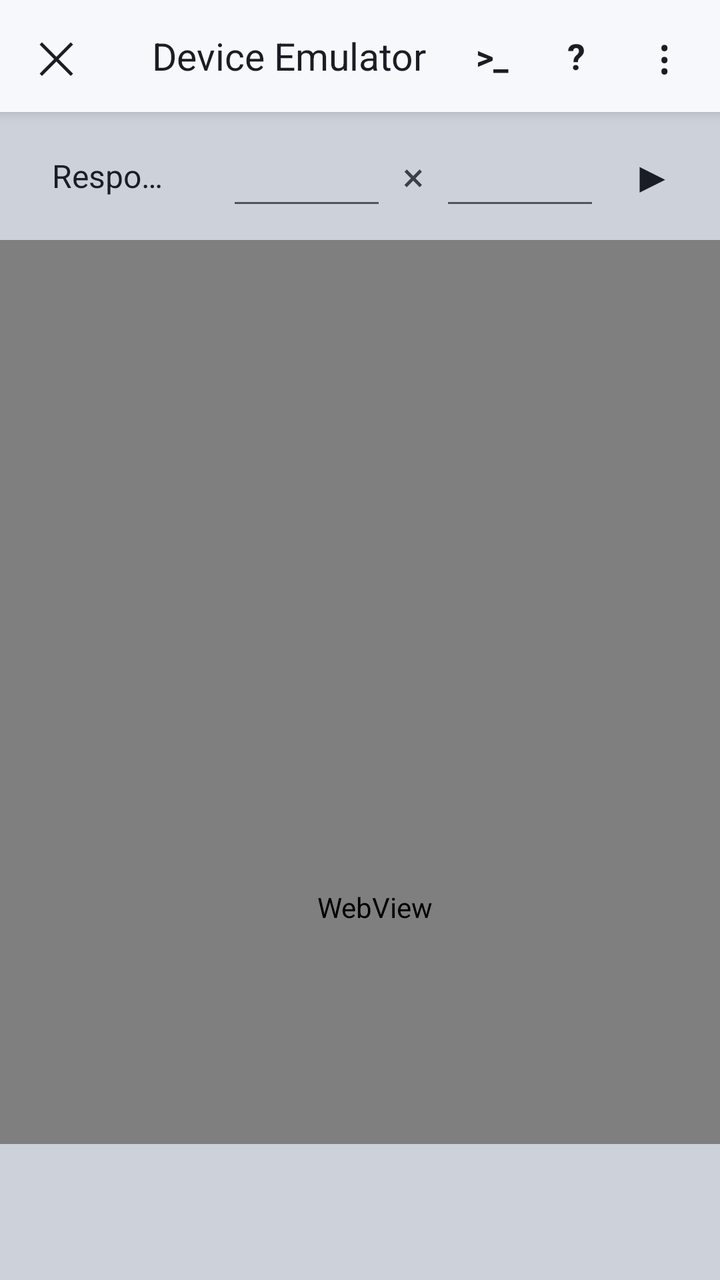
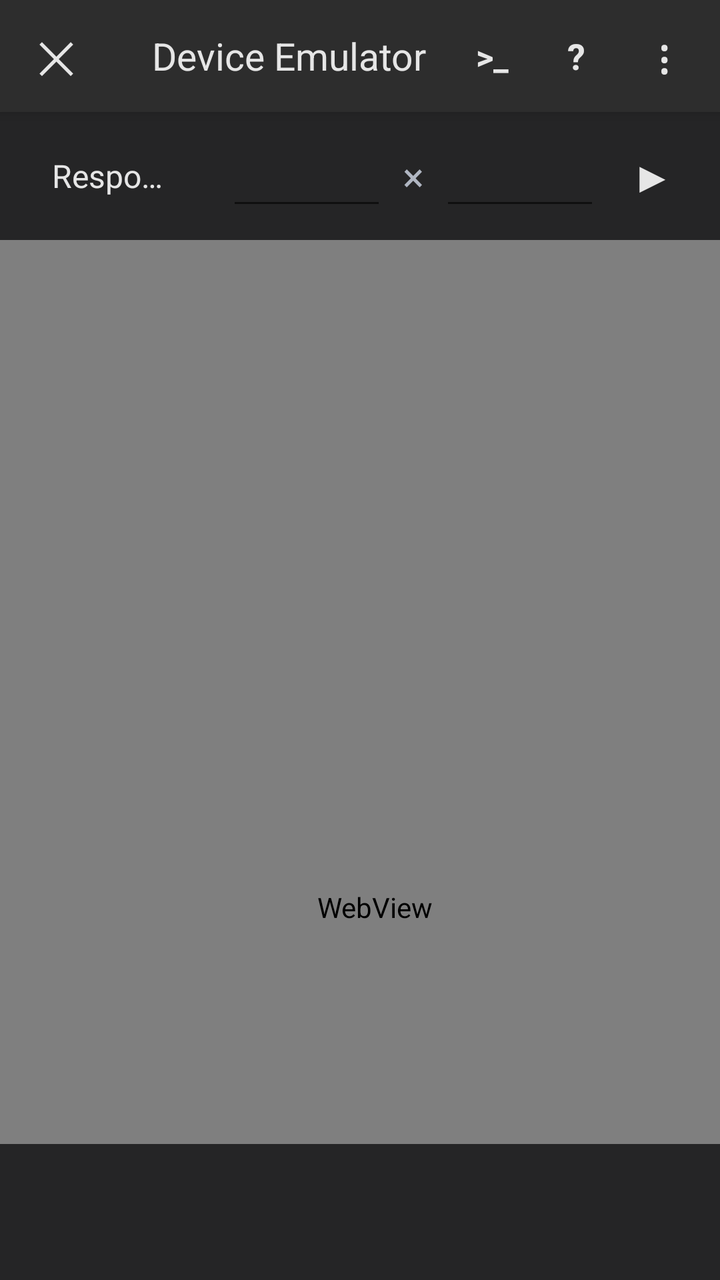

Two renders of the same Android screen: before a commit and after it. Below are the layout's source before the change and the commit's diff.
<!-- AndroidManifest.xml: application theme Theme.AppCompat.DayNight.NoActionBar -->
<!-- res/layout/activity_device_emulator.xml -->
<?xml version="1.0" encoding="utf-8"?>
<LinearLayout xmlns:android="http://schemas.android.com/apk/res/android"
    android:layout_width="match_parent"
    android:layout_height="match_parent"
    android:orientation="vertical"
    android:background="#E3E3E3">

    
    <LinearLayout
        android:layout_width="match_parent"
        android:layout_height="56dp"
        android:orientation="horizontal"
        android:gravity="center_vertical"
        android:background="#F7F8FC"
        android:elevation="4dp"
        android:paddingStart="4dp"
        android:paddingEnd="4dp">

        <TextView
            android:id="@+id/emuClose"
            android:layout_width="48dp"
            android:layout_height="48dp"
            android:gravity="center"
            android:text="✕"
            android:textColor="#1A1D24"
            android:textSize="22sp"/>

        <TextView
            android:layout_width="0dp"
            android:layout_height="wrap_content"
            android:layout_weight="1"
            android:paddingStart="24dp"
            android:singleLine="true"
            android:text="Device Emulator"
            android:textColor="#1A1D24"
            android:textSize="19sp"/>

        <TextView
            android:id="@+id/emuConsoleBtn"
            android:layout_width="44dp"
            android:layout_height="44dp"
            android:gravity="center"
            android:text=">_"
            android:textColor="#1A1D24"
            android:textSize="17sp"
            android:textStyle="bold"/>

        <TextView
            android:id="@+id/emuHelp"
            android:layout_width="40dp"
            android:layout_height="40dp"
            android:gravity="center"
            android:text="?"
            android:textColor="#1A1D24"
            android:textSize="18sp"
            android:textStyle="bold"/>

        <TextView
            android:id="@+id/emuMore"
            android:layout_width="48dp"
            android:layout_height="48dp"
            android:gravity="center"
            android:text="⋮"
            android:textColor="#1A1D24"
            android:textSize="24sp"/>
    </LinearLayout>

    
    <LinearLayout
        android:layout_width="match_parent"
        android:layout_height="64dp"
        android:orientation="horizontal"
        android:gravity="center_vertical"
        android:background="#CDD2DA"
        android:paddingStart="12dp"
        android:paddingEnd="8dp">

        <TextView
            android:id="@+id/emuDevice"
            android:layout_width="0dp"
            android:layout_height="44dp"
            android:layout_weight="1"
            android:gravity="center_vertical"
            android:paddingStart="14dp"
            android:paddingEnd="14dp"
            android:singleLine="true"
            android:ellipsize="end"
            android:text="Responsive ▾"
            android:textColor="#1A1D24"
            android:textSize="16sp"/>

        <EditText
            android:id="@+id/emuWidth"
            android:layout_width="80dp"
            android:layout_height="44dp"
            android:layout_marginStart="12dp"
            android:gravity="center"
            android:inputType="number"
            android:imeOptions="actionDone"
            android:singleLine="true"
            android:selectAllOnFocus="true"
            android:textColor="#1A1D24"
            android:textSize="17sp"/>

        <TextView
            android:layout_width="wrap_content"
            android:layout_height="wrap_content"
            android:paddingStart="8dp"
            android:paddingEnd="8dp"
            android:text="×"
            android:textColor="#3A3F4A"
            android:textSize="20sp"/>

        <EditText
            android:id="@+id/emuHeight"
            android:layout_width="80dp"
            android:layout_height="44dp"
            android:gravity="center"
            android:inputType="number"
            android:imeOptions="actionDone"
            android:singleLine="true"
            android:selectAllOnFocus="true"
            android:textColor="#1A1D24"
            android:textSize="17sp"/>

        <TextView
            android:id="@+id/emuApply"
            android:layout_width="52dp"
            android:layout_height="48dp"
            android:gravity="center"
            android:text="▶"
            android:textColor="#1A1D24"
            android:textSize="22sp"/>
    </LinearLayout>

    
    <FrameLayout
        android:id="@+id/emuStage"
        android:layout_width="match_parent"
        android:layout_height="0dp"
        android:layout_weight="1"
        android:background="#E3E3E3">

        <FrameLayout
            android:id="@+id/emuFrame"
            android:layout_width="375dp"
            android:layout_height="667dp"
            android:background="#FFFFFF"
            android:elevation="6dp">

            <WebView
                android:id="@+id/emuWebView"
                android:layout_width="match_parent"
                android:layout_height="match_parent"/>
        </FrameLayout>

        
        <LinearLayout
            android:id="@+id/emuHandleRight"
            android:layout_width="26dp"
            android:layout_height="72dp"
            android:orientation="horizontal"
            android:gravity="center">

            <View
                android:layout_width="3dp"
                android:layout_height="48dp"
                android:background="#4B5563"/>

            <View
                android:layout_width="3dp"
                android:layout_height="48dp"
                android:layout_marginStart="5dp"
                android:background="#4B5563"/>
        </LinearLayout>

        
        <LinearLayout
            android:id="@+id/emuHandleBottom"
            android:layout_width="72dp"
            android:layout_height="26dp"
            android:orientation="vertical"
            android:gravity="center">

            <View
                android:layout_width="48dp"
                android:layout_height="3dp"
                android:background="#4B5563"/>

            <View
                android:layout_width="48dp"
                android:layout_height="3dp"
                android:layout_marginTop="5dp"
                android:background="#4B5563"/>
        </LinearLayout>
    </FrameLayout>

    
    <LinearLayout
        android:id="@+id/emuConsolePanel"
        android:layout_width="match_parent"
        android:layout_height="220dp"
        android:orientation="vertical"
        android:background="#1E1E1E"
        android:visibility="gone">

        <LinearLayout
            android:layout_width="match_parent"
            android:layout_height="36dp"
            android:orientation="horizontal"
            android:gravity="center_vertical"
            android:background="#252526">

            <TextView
                android:layout_width="0dp"
                android:layout_height="wrap_content"
                android:layout_weight="1"
                android:paddingStart="12dp"
                android:text="CONSOLE"
                android:textColor="#CCCCCC"
                android:textSize="12sp"/>

            <TextView
                android:id="@+id/emuConsoleCopy"
                android:layout_width="wrap_content"
                android:layout_height="match_parent"
                android:paddingStart="12dp"
                android:paddingEnd="12dp"
                android:text="COPY"
                android:textColor="#2196F3"
                android:textSize="11sp"
                android:gravity="center"/>

            <TextView
                android:id="@+id/emuConsoleClear"
                android:layout_width="44dp"
                android:layout_height="match_parent"
                android:text="🗑"
                android:textColor="#CCCCCC"
                android:gravity="center"/>

            <TextView
                android:id="@+id/emuConsoleClose"
                android:layout_width="44dp"
                android:layout_height="match_parent"
                android:text="✕"
                android:textColor="#CCCCCC"
                android:gravity="center"/>
        </LinearLayout>

        <LinearLayout
            android:layout_width="match_parent"
            android:layout_height="32dp"
            android:orientation="horizontal"
            android:background="#1E1E1E">

            <TextView
                android:id="@+id/emuFilterAll"
                android:layout_width="0dp"
                android:layout_height="match_parent"
                android:layout_weight="1"
                android:text="All"
                android:textSize="12sp"
                android:textColor="#FFFFFF"
                android:gravity="center"/>

            <TextView
                android:id="@+id/emuFilterInfo"
                android:layout_width="0dp"
                android:layout_height="match_parent"
                android:layout_weight="1"
                android:text="Info"
                android:textSize="12sp"
                android:textColor="#AAAAAA"
                android:gravity="center"/>

            <TextView
                android:id="@+id/emuFilterWarning"
                android:layout_width="0dp"
                android:layout_height="match_parent"
                android:layout_weight="1"
                android:text="Warning"
                android:textSize="12sp"
                android:textColor="#AAAAAA"
                android:gravity="center"/>

            <TextView
                android:id="@+id/emuFilterError"
                android:layout_width="0dp"
                android:layout_height="match_parent"
                android:layout_weight="1"
                android:text="Error"
                android:textSize="12sp"
                android:textColor="#AAAAAA"
                android:gravity="center"/>
        </LinearLayout>

        <ScrollView
            android:id="@+id/emuConsoleScroll"
            android:layout_width="match_parent"
            android:layout_height="0dp"
            android:layout_weight="1">

            <TextView
                android:id="@+id/emuConsoleText"
                android:layout_width="match_parent"
                android:layout_height="wrap_content"
                android:padding="8dp"
                android:fontFamily="monospace"
                android:textColor="#D4D4D4"
                android:textSize="12sp"/>
        </ScrollView>

        <LinearLayout
            android:layout_width="match_parent"
            android:layout_height="46dp"
            android:orientation="horizontal"
            android:gravity="center_vertical"
            android:background="#252526">

            <TextView
                android:layout_width="wrap_content"
                android:layout_height="wrap_content"
                android:paddingStart="12dp"
                android:text="›"
                android:textColor="#2196F3"
                android:textSize="20sp"/>

            <EditText
                android:id="@+id/emuConsoleInput"
                android:layout_width="0dp"
                android:layout_height="match_parent"
                android:layout_weight="1"
                android:background="@null"
                android:fontFamily="monospace"
                android:hint="Type JavaScript…"
                android:imeOptions="actionGo"
                android:inputType="textNoSuggestions"
                android:paddingStart="8dp"
                android:paddingEnd="8dp"
                android:singleLine="true"
                android:textColor="#D4D4D4"
                android:textColorHint="#777777"
                android:textSize="14sp"/>

            <TextView
                android:id="@+id/emuConsoleUp"
                android:layout_width="38dp"
                android:layout_height="match_parent"
                android:gravity="center"
                android:text="▲"
                android:textColor="#AAAAAA"
                android:textSize="13sp"/>

            <TextView
                android:id="@+id/emuConsoleDown"
                android:layout_width="38dp"
                android:layout_height="match_parent"
                android:gravity="center"
                android:text="▼"
                android:textColor="#AAAAAA"
                android:textSize="13sp"/>

            <TextView
                android:id="@+id/emuConsoleRun"
                android:layout_width="48dp"
                android:layout_height="match_parent"
                android:gravity="center"
                android:text="▶"
                android:textColor="#2196F3"
                android:textSize="18sp"/>
        </LinearLayout>
    </LinearLayout>

    
    <HorizontalScrollView
        android:id="@+id/emuChipScroll"
        android:layout_width="match_parent"
        android:layout_height="68dp"
        android:background="#CDD2DA"
        android:scrollbars="none">

        <LinearLayout
            android:id="@+id/emuChips"
            android:layout_width="wrap_content"
            android:layout_height="match_parent"
            android:orientation="horizontal"
            android:gravity="center_vertical"
            android:paddingStart="12dp"
            android:paddingEnd="12dp"/>
    </HorizontalScrollView>
</LinearLayout>
<!-- resources referenced by this layout -->
<resources>

</resources>

<!-- the commit's change to res/layout/activity_device_emulator.xml (unified diff, before → after) -->
@@ -3,7 +3,7 @@
     android:layout_width="match_parent"
     android:layout_height="match_parent"
     android:orientation="vertical"
-    android:background="#E3E3E3">
+    android:background="#1E1E1E">
 
     
     <LinearLayout
@@ -11,7 +11,7 @@
         android:layout_height="56dp"
         android:orientation="horizontal"
         android:gravity="center_vertical"
-        android:background="#F7F8FC"
+        android:background="#2D2D2D"
         android:elevation="4dp"
         android:paddingStart="4dp"
         android:paddingEnd="4dp">
@@ -22,7 +22,7 @@
             android:layout_height="48dp"
             android:gravity="center"
             android:text="✕"
-            android:textColor="#1A1D24"
+            android:textColor="#E6E6E6"
             android:textSize="22sp"/>
 
         <TextView
@@ -32,7 +32,7 @@
             android:paddingStart="24dp"
             android:singleLine="true"
             android:text="Device Emulator"
-            android:textColor="#1A1D24"
+            android:textColor="#E6E6E6"
             android:textSize="19sp"/>
 
         <TextView
@@ -41,7 +41,7 @@
             android:layout_height="44dp"
             android:gravity="center"
             android:text=">_"
-            android:textColor="#1A1D24"
+            android:textColor="#E6E6E6"
             android:textSize="17sp"
             android:textStyle="bold"/>
 
@@ -51,7 +51,7 @@
             android:layout_height="40dp"
             android:gravity="center"
             android:text="?"
-            android:textColor="#1A1D24"
+            android:textColor="#E6E6E6"
             android:textSize="18sp"
             android:textStyle="bold"/>
 
@@ -61,7 +61,7 @@
             android:layout_height="48dp"
             android:gravity="center"
             android:text="⋮"
-            android:textColor="#1A1D24"
+            android:textColor="#E6E6E6"
             android:textSize="24sp"/>
     </LinearLayout>
 
@@ -71,7 +71,7 @@
         android:layout_height="64dp"
         android:orientation="horizontal"
         android:gravity="center_vertical"
-        android:background="#CDD2DA"
+        android:background="#252526"
         android:paddingStart="12dp"
         android:paddingEnd="8dp">
 
@@ -86,7 +86,7 @@
             android:singleLine="true"
             android:ellipsize="end"
             android:text="Responsive ▾"
-            android:textColor="#1A1D24"
+            android:textColor="#E6E6E6"
             android:textSize="16sp"/>
 
         <EditText
@@ -99,7 +99,7 @@
             android:imeOptions="actionDone"
             android:singleLine="true"
             android:selectAllOnFocus="true"
-            android:textColor="#1A1D24"
+            android:textColor="#E6E6E6"
             android:textSize="17sp"/>
 
         <TextView
@@ -108,7 +108,7 @@
             android:paddingStart="8dp"
             android:paddingEnd="8dp"
             android:text="×"
-            android:textColor="#3A3F4A"
+            android:textColor="#B0B6C2"
             android:textSize="20sp"/>
 
         <EditText
@@ -120,7 +120,7 @@
             android:imeOptions="actionDone"
             android:singleLine="true"
             android:selectAllOnFocus="true"
-            android:textColor="#1A1D24"
+            android:textColor="#E6E6E6"
             android:textSize="17sp"/>
 
         <TextView
@@ -129,7 +129,7 @@
             android:layout_height="48dp"
             android:gravity="center"
             android:text="▶"
-            android:textColor="#1A1D24"
+            android:textColor="#E6E6E6"
             android:textSize="22sp"/>
     </LinearLayout>
 
@@ -139,7 +139,7 @@
         android:layout_width="match_parent"
         android:layout_height="0dp"
         android:layout_weight="1"
-        android:background="#E3E3E3">
+        android:background="#1E1E1E">
 
         <FrameLayout
             android:id="@+id/emuFrame"
@@ -165,13 +165,13 @@
             <View
                 android:layout_width="3dp"
                 android:layout_height="48dp"
-                android:background="#4B5563"/>
+                android:background="#8A94A6"/>
 
             <View
                 android:layout_width="3dp"
                 android:layout_height="48dp"
                 android:layout_marginStart="5dp"
-                android:background="#4B5563"/>
+                android:background="#8A94A6"/>
         </LinearLayout>
 
         
@@ -185,13 +185,13 @@
             <View
                 android:layout_width="48dp"
                 android:layout_height="3dp"
-                android:background="#4B5563"/>
+                android:background="#8A94A6"/>
 
             <View
                 android:layout_width="48dp"
                 android:layout_height="3dp"
                 android:layout_marginTop="5dp"
-                android:background="#4B5563"/>
+                android:background="#8A94A6"/>
         </LinearLayout>
     </FrameLayout>
 
@@ -377,7 +377,7 @@
         android:id="@+id/emuChipScroll"
         android:layout_width="match_parent"
         android:layout_height="68dp"
-        android:background="#CDD2DA"
+        android:background="#252526"
         android:scrollbars="none">
 
         <LinearLayout
